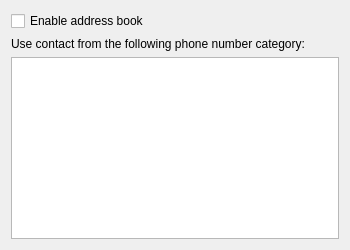
First picture: the form in src/conf/dlgaddressbookbase.ui, repository KDE/ring-kde, before the edit.
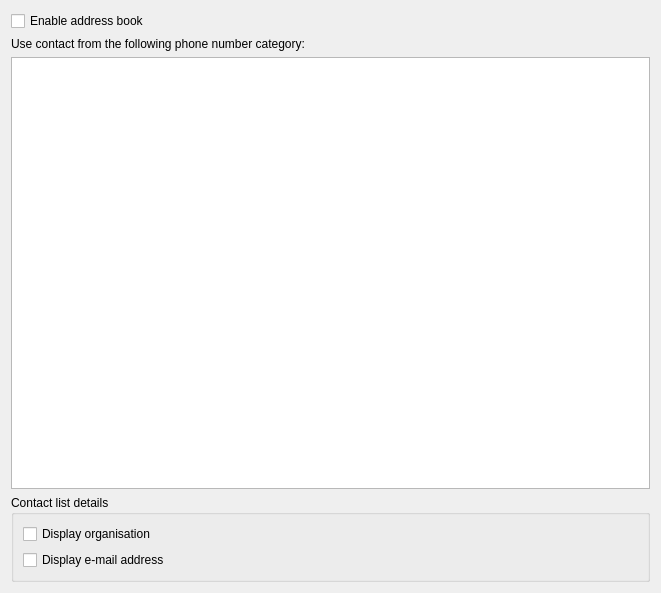
Second picture: the form after the edit.

Commit message: [ #11576 ] Implement optional contact details

Patch:
```diff
--- a/src/conf/dlgaddressbookbase.ui
+++ b/src/conf/dlgaddressbookbase.ui
@@ -6,8 +6,8 @@
    <rect>
     <x>0</x>
     <y>0</y>
-    <width>350</width>
-    <height>250</height>
+    <width>661</width>
+    <height>593</height>
    </rect>
   </property>
   <property name="windowTitle">
@@ -41,6 +41,29 @@
      </property>
     </widget>
    </item>
+   <item>
+    <widget class="QGroupBox" name="groupBox">
+     <property name="title">
+      <string>Contact list details</string>
+     </property>
+     <layout class="QVBoxLayout" name="verticalLayout_2">
+      <item>
+       <widget class="QCheckBox" name="kcfg_displayOrganisation">
+        <property name="text">
+         <string>Display organisation</string>
+        </property>
+       </widget>
+      </item>
+      <item>
+       <widget class="QCheckBox" name="kcfg_displayEmail">
+        <property name="text">
+         <string>Display e-mail address</string>
+        </property>
+       </widget>
+      </item>
+     </layout>
+    </widget>
+   </item>
   </layout>
  </widget>
  <resources/>
```
The commit also changes 4 other files.
